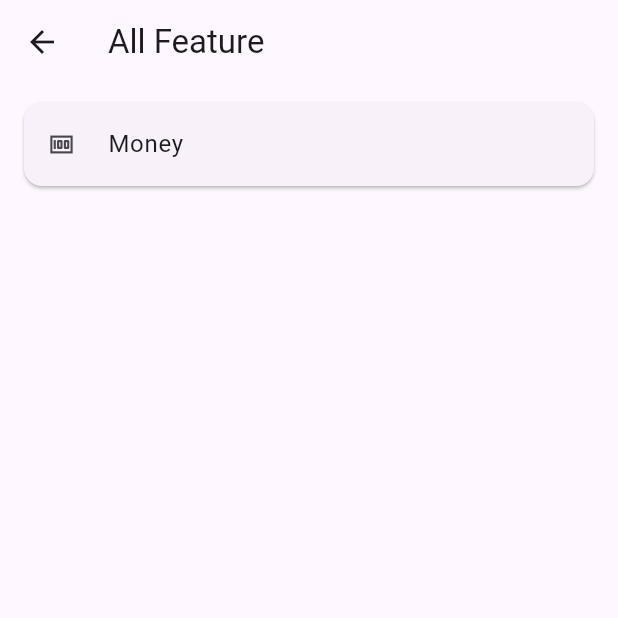
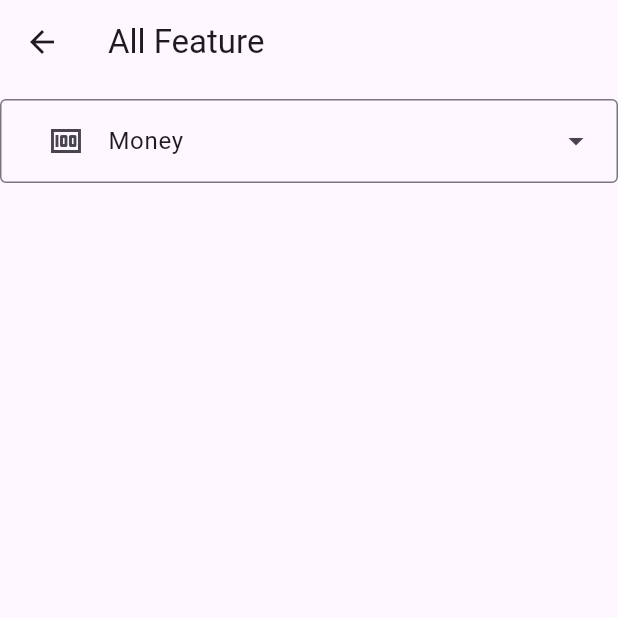
Before and after one commit to kdieu4/MoneyCare, a Flutter app: the FeatureScreen screen opened directly, on a phone screen of 412 x 824 dp, the top half of it. Run offline on Flutter 3.47's test engine with Material 3 defaults, Android fonts, the light colour scheme and no system bars; our stand-ins replace firebase_core, get_it; accounts and stored records are empty.

Commit message:
Update feature_screen.dart

```diff
--- a/lib/presentation/screen/feature_screen.dart
+++ b/lib/presentation/screen/feature_screen.dart
@@ -7,9 +7,45 @@ class FeatureScreen extends StatefulWidget {
   State<FeatureScreen> createState() => _FeatureScreenState();
 }
 
+class MenuItemData {
+  final String label;
+  final IconData icon;
+  final VoidCallback onSelected;
+
+  MenuItemData(this.label, this.icon, this.onSelected);
+}
+
+class DropDownMenuData {
+  final MenuItemData label;
+  final List<MenuItemData> items;
+
+  DropDownMenuData({required this.label, required this.items});
+
+  Widget toWidget() {
+    return DropdownMenu(
+      expandedInsets: EdgeInsets.zero,
+      label: ListTile(leading: Icon(label.icon), title: Text(label.label)),
+      dropdownMenuEntries:
+          items.map<DropdownMenuEntry<MenuItemData>>((item) {
+            return DropdownMenuEntry<MenuItemData>(
+              value: item,
+              label: item.label,
+              labelWidget: ListTile(
+                leading: Icon(item.icon),
+                title: Text(item.label),
+              ),
+            );
+          }).toList(),
+      onSelected: (value) {
+        if (value != null) {
+          value.onSelected();
+        }
+      },
+    );
+  }
+}
+
 class _FeatureScreenState extends State<FeatureScreen> {
-  bool _visible = false;
-
   @override
   void initState() {
     super.initState();
@@ -21,30 +57,17 @@ class _FeatureScreenState extends State<FeatureScreen> {
       appBar: AppBar(title: Text("All Feature")),
       body: Column(
         children: [
-          TextButton(
-            onPressed: () {
-              setState(() {
-                _visible = !_visible;
-              });
-            },
-            child: Card(
-              child: ListTile(leading: Icon(Icons.money), title: Text("Money")),
-            ),
-          ),
-          Visibility(
-            visible: _visible,
-            child: Column(
-              children: [
-                TextButton(
-                  onPressed: () {},
-                  child: Card(child: ListTile(title: Text("View"))),
-                ),
-                TextButton(
-                  onPressed: () {},
-                  child: Card(child: ListTile(title: Text("Add"))),
-                ),
-              ],
-            ),
+          SizedBox(height: 10),
+          SizedBox(
+            width: double.infinity,
+            child:
+                DropDownMenuData(
+                  label: MenuItemData("Money", Icons.money, () {}),
+                  items: [
+                    MenuItemData("Add", Icons.add, () {}),
+                    MenuItemData("View", Icons.remove_red_eye_sharp, () {}),
+                  ],
+                ).toWidget(),
           ),
         ],
       ),
```
Also changed, not shown: lib/presentation/route/router.dart (+12 -14 lines), lib/presentation/screen/log_in_screen.dart (added).
